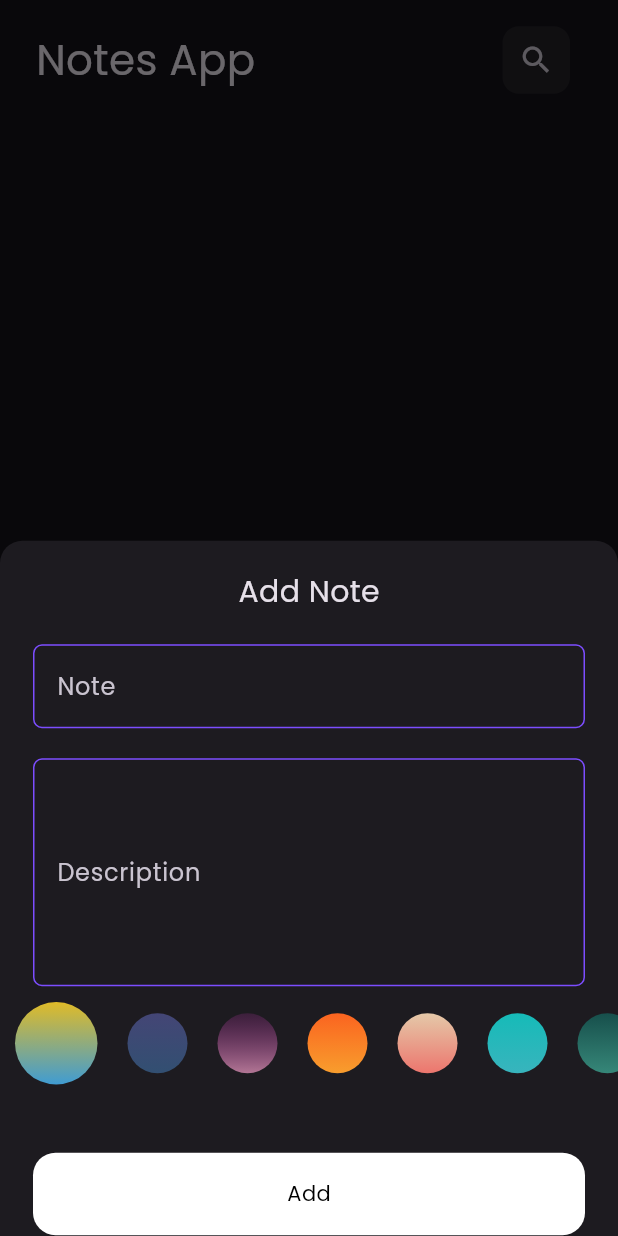
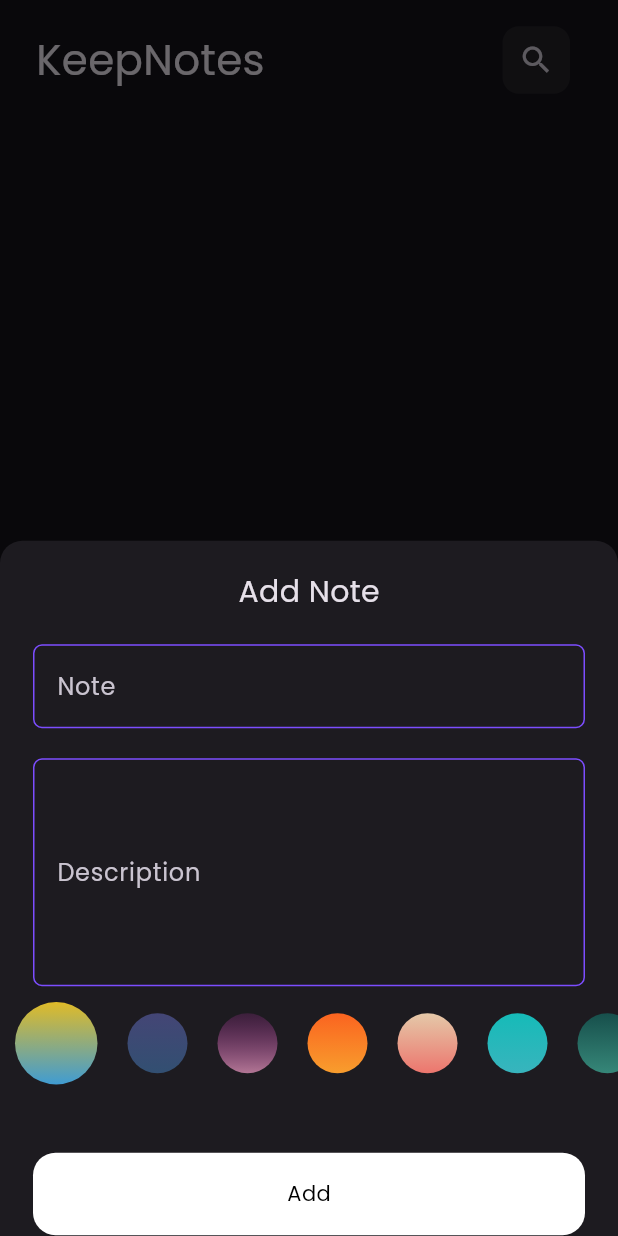
Before and after one commit to Ashrafmuhmed/KeepOrganized-app, a Flutter app: the screen it shows after launch, after a tap on the "add" icon, on a phone screen of 412 x 824 dp. Run offline on Flutter 3.47's test engine with Material 3 defaults, Android fonts, the phone set to English and light mode, and no system bars; our stand-ins replace bloc, flutter_bloc, hive, hive_flutter; accounts and stored records are empty.

Commit message:
chage application name to KeepNotes app

```diff
--- a/lib/views/HomeView.dart
+++ b/lib/views/HomeView.dart
@@ -20,22 +20,7 @@ class _HomeviewState extends State<Homeview> {
   Widget build(BuildContext context) {
     return SafeArea(
       child: Scaffold(
-          floatingActionButtonLocation:
-              FloatingActionButtonLocation.centerDocked,
-          bottomNavigationBar: BottomNavigationBar(
-            backgroundColor: const Color.fromARGB(54, 0, 0, 0),
-            items: const [
-              BottomNavigationBarItem(icon: Icon(Icons.add), label: 'Notes'),
-              BottomNavigationBarItem(
-                  icon: Icon(Icons.person), label: 'Profile'),
-            ],
-            currentIndex: _currentIndex,
-            onTap: (int newIndex) {
-              setState(() {
-                _currentIndex = newIndex;
-              });
-            },
-          ),
+          floatingActionButtonLocation: FloatingActionButtonLocation.endFloat,
           resizeToAvoidBottomInset: true,
           floatingActionButton: FloatingActionButton(
             onPressed: () {
@@ -63,7 +48,7 @@ class _HomeviewState extends State<Homeview> {
                   icon: const CustomIcon(
                     icon: Icons.search,
                   ),
-                  title: 'Notes App',
+                  title: 'KeepNotes',
                   onPressed: () {},
                 ),
                 const NotesListView(),
```
